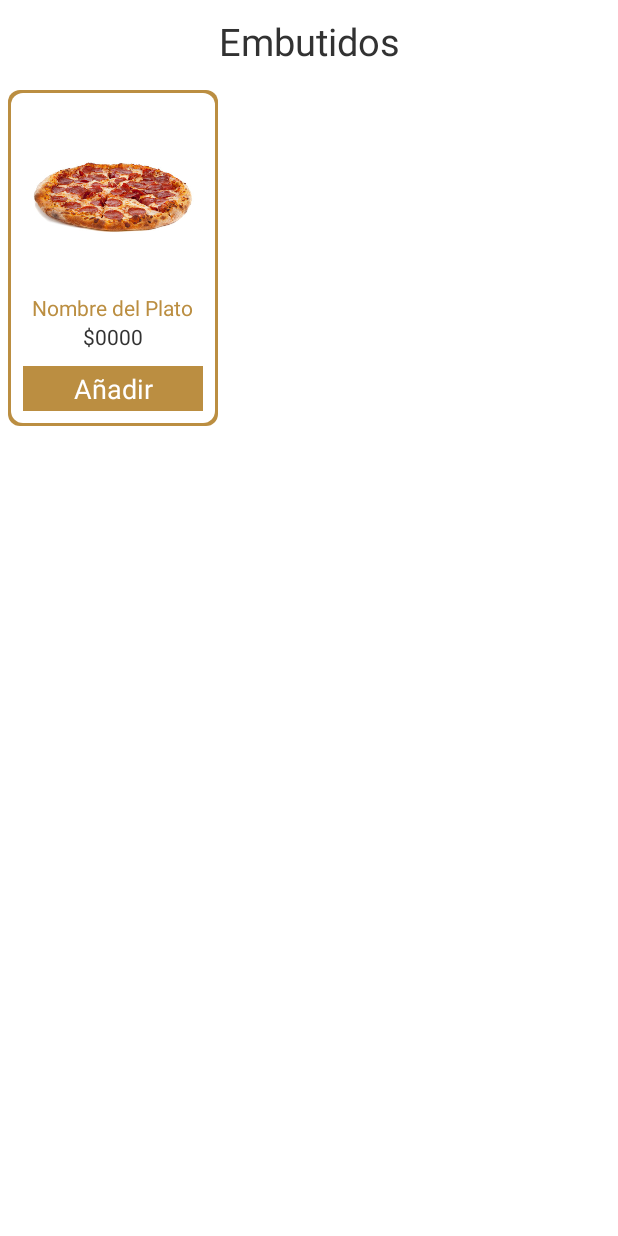
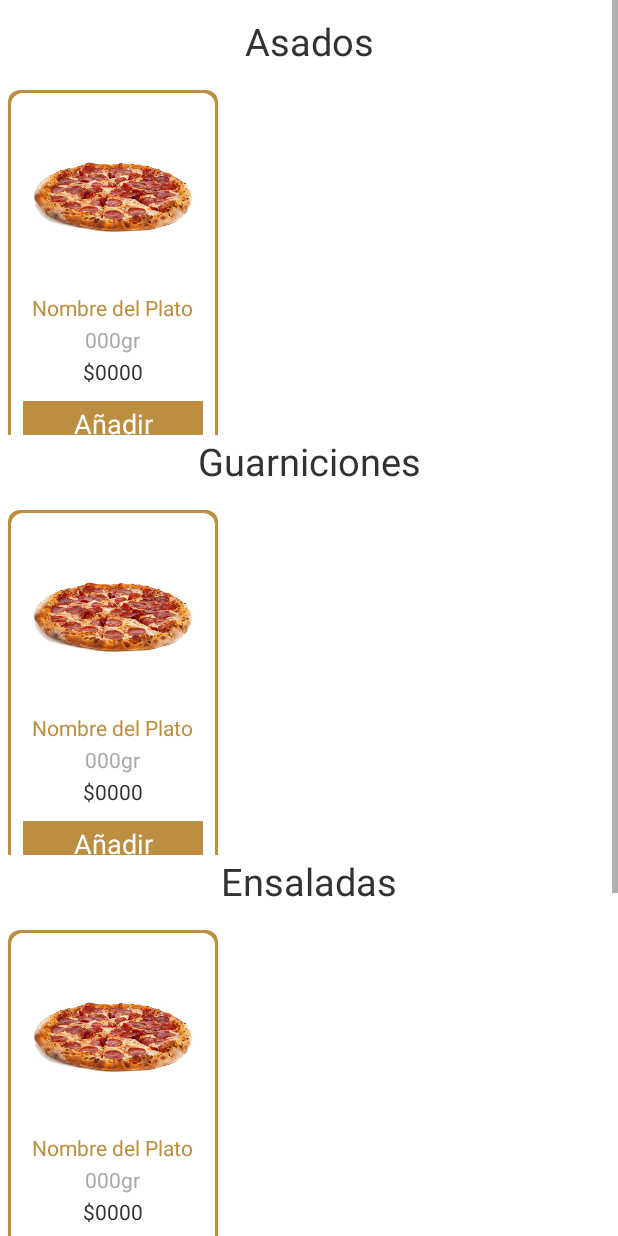
Before and after one commit to lisandraboloy89/elrosalapp, an Android app: the layout fragment_menu.xml on its own in the app's theme, with its tools: preview values and no code run, on a phone screen of 412 x 824 dp. Run offline under Robolectric (Android 15) with nearby library versions, the phone set to English and light mode, and no system bars; network calls fail.

```diff
--- a/app/src/main/java/com/elrosal/app/api/respuestaMenu.kt
+++ b/app/src/main/java/com/elrosal/app/api/respuestaMenu.kt
@@ -21,6 +21,8 @@ data class respuestaMenu(
     var muestraFoto: String,
     @SerializedName("tipo")
     var tipo: String,
+    @SerializedName("gramaje")
+    var grmaje: String,
     @SerializedName("estado")
     var estado: Boolean
 )
--- a/app/src/main/res/layout/fragment_menu.xml
+++ b/app/src/main/res/layout/fragment_menu.xml
@@ -6,24 +6,33 @@
     android:layout_height="match_parent"
     tools:context=".fragment.FragmentMenu">
 
-    <LinearLayout
+    <ScrollView
         android:layout_width="match_parent"
-        android:layout_height="0dp"
-        android:orientation="vertical"
-        android:paddingVertical="10dp"
+        android:layout_height="match_parent"
         app:layout_constraintBottom_toBottomOf="parent"
         app:layout_constraintEnd_toEndOf="parent"
         app:layout_constraintStart_toStartOf="parent"
         app:layout_constraintTop_toTopOf="parent">
 
+        <LinearLayout
+            android:layout_width="match_parent"
+            android:layout_height="match_parent"
+            android:orientation="vertical"
+            android:paddingVertical="10dp">
+
+            <LinearLayout
+                android:layout_width="match_parent"
+                android:layout_height="match_parent"
+                android:orientation="vertical">
+
                 <TextView
                     android:id="@+id/textView6"
                     android:layout_width="match_parent"
                     android:layout_height="wrap_content"
+                    android:layout_marginBottom="10dp"
                     android:gravity="center"
+                    android:text="Asados"
                     android:textColor="@color/oscuro"
-            android:layout_marginBottom="10dp"
-            android:text="Embutidos"
                     android:textSize="25dp" />
 
                 <androidx.recyclerview.widget.RecyclerView
@@ -34,4 +43,76 @@
                     tools:listitem="@layout/modelo_menu" />
             </LinearLayout>
 
+            <LinearLayout
+                android:layout_width="match_parent"
+                android:layout_height="match_parent"
+                android:orientation="vertical">
+
+                <TextView
+                    android:id="@+id/textViesw6"
+                    android:layout_width="match_parent"
+                    android:layout_height="wrap_content"
+                    android:layout_marginBottom="10dp"
+                    android:gravity="center"
+                    android:text="Guarniciones"
+                    android:textColor="@color/oscuro"
+                    android:textSize="25dp" />
+
+                <androidx.recyclerview.widget.RecyclerView
+                    android:id="@+id/recycleMenuGua"
+                    android:layout_width="match_parent"
+                    android:layout_height="235dp"
+                    android:orientation="horizontal"
+                    tools:listitem="@layout/modelo_menu" />
+            </LinearLayout>
+
+            <LinearLayout
+                android:layout_width="match_parent"
+                android:layout_height="wrap_content"
+                android:orientation="vertical">
+
+                <TextView
+                    android:id="@+id/textView6E"
+                    android:layout_width="match_parent"
+                    android:layout_height="wrap_content"
+                    android:layout_marginBottom="10dp"
+                    android:gravity="center"
+                    android:text="Ensaladas"
+                    android:textColor="@color/oscuro"
+                    android:textSize="25dp" />
+
+                <androidx.recyclerview.widget.RecyclerView
+                    android:id="@+id/recycleMenuEnsalada"
+                    android:layout_width="match_parent"
+                    android:layout_height="235dp"
+                    android:orientation="horizontal"
+                    tools:listitem="@layout/modelo_menu" />
+            </LinearLayout>
+
+            <LinearLayout
+                android:layout_width="match_parent"
+                android:layout_height="wrap_content"
+                android:orientation="vertical">
+
+                <TextView
+                    android:id="@+id/textViewas6"
+                    android:layout_width="match_parent"
+                    android:layout_height="wrap_content"
+                    android:layout_marginBottom="10dp"
+                    android:gravity="center"
+                    android:text="Bebidas"
+                    android:textColor="@color/oscuro"
+                    android:textSize="25dp" />
+
+                <androidx.recyclerview.widget.RecyclerView
+                    android:id="@+id/recycleMenuBebidas"
+                    android:layout_width="match_parent"
+                    android:layout_height="235dp"
+                    android:orientation="horizontal"
+                    tools:listitem="@layout/modelo_menu" />
+            </LinearLayout>
+
+        </LinearLayout>
+    </ScrollView>
+
 </androidx.constraintlayout.widget.ConstraintLayout>
--- a/app/src/main/res/layout/modelo_menu.xml
+++ b/app/src/main/res/layout/modelo_menu.xml
@@ -24,9 +24,16 @@
         android:id="@+id/text_nombre_menu"
         android:layout_width="wrap_content"
         android:layout_height="wrap_content"
-        android:layout_weight="1"
         android:textColor="@color/naranja"
         android:text="Nombre del Plato" />
+
+    <TextView
+        android:id="@+id/text_gramaje_menu"
+        android:layout_width="wrap_content"
+        android:layout_height="wrap_content"
+        android:layout_marginVertical="2dp"
+        android:textColor="@color/gris_claro"
+        android:text="000gr" />
 
     <TextView
         android:id="@+id/text_precio_menu"
@@ -34,14 +41,12 @@
         android:layout_height="wrap_content"
         android:gravity="center"
         android:textColor="@color/oscuro"
-        android:layout_weight="1"
         android:text="$0000" />
 
     <TextView
         android:id="@+id/btn_listaaa"
         android:layout_width="120dp"
         android:layout_height="30dp"
-        android:layout_weight="1"
         android:layout_marginTop="10dp"
         android:background="@color/naranja"
         android:gravity="center"
--- a/app/src/main/res/values/strings.xml
+++ b/app/src/main/res/values/strings.xml
@@ -2,4 +2,10 @@
     <string name="app_name">El Rosal</string>
     <!-- TODO: Remove or change this placeholder text -->
     <string name="hello_blank_fragment">Hello blank fragment</string>
+    <string-array name="options_array">
+        <item>asados</item>
+        <item>guarnición</item>
+        <item>ensalada</item>
+        <item>bebida</item>
+    </string-array>
 </resources>
```
Also changed, not shown: app/src/main/java/com/elrosal/app/adapter/menuAdapter.kt (+9 -2 lines), app/src/main/java/com/elrosal/app/administracion/AdminMenuFragment.kt (+5 -2 lines), app/src/main/java/com/elrosal/app/fragment/FragmentMenu.kt (+90 -6 lines), app/src/main/java/com/elrosal/app/fragment/InicioFragment.kt (+4 -4 lines), app/src/main/res/layout/fragment_admin_menu.xml (+20 -0 lines). Lines whose indentation alone changed are shown as unchanged.
